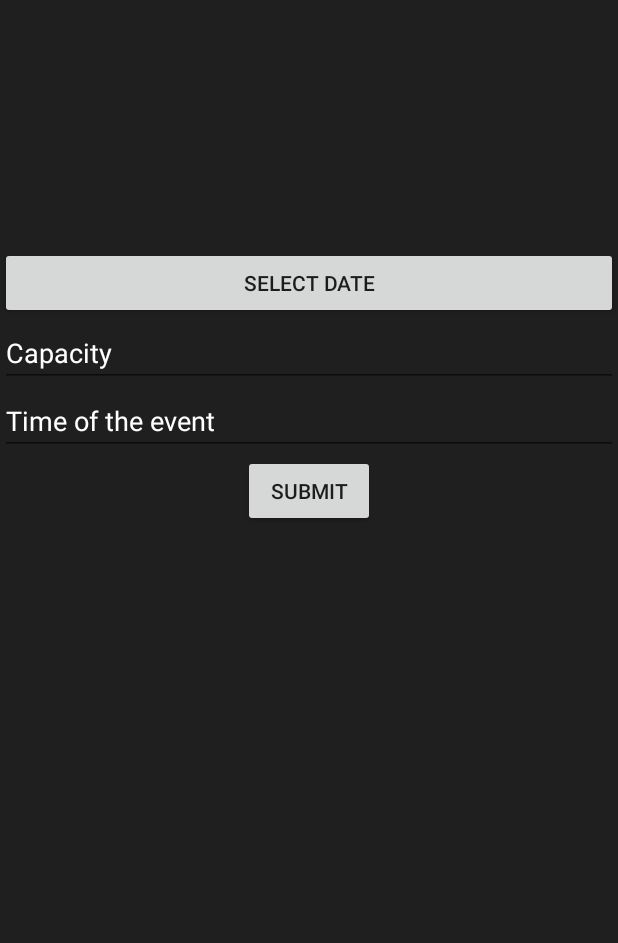
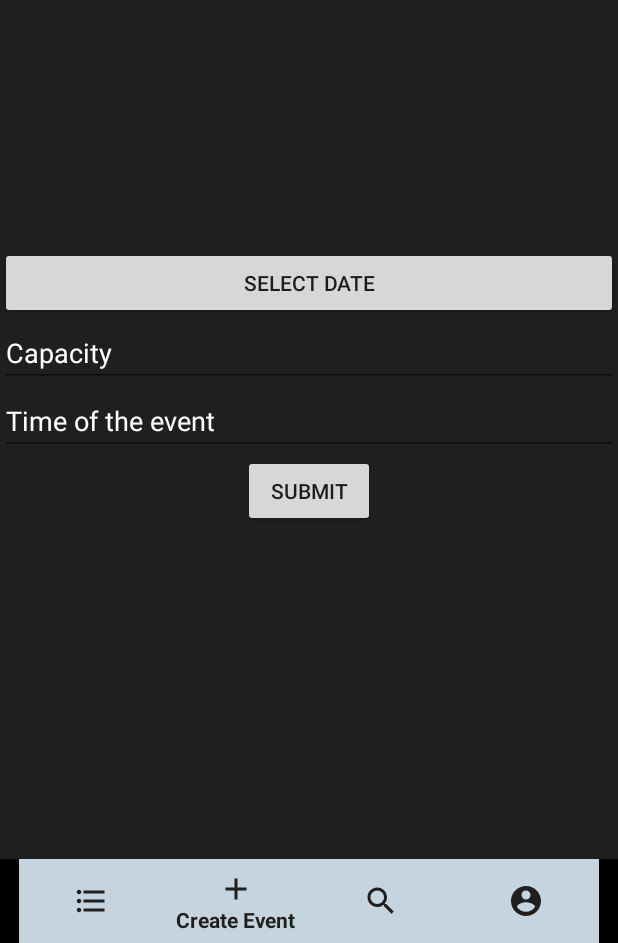
Before and after one commit to patricianar/ProjectPACSport, an Android app: the RegisterEvents screen opened directly, with no data from a screen before it, on a phone screen of 412 x 824 dp, the part 293-1236 px from its top. Run offline under Robolectric (Android 15) with nearby library versions, the phone set to English and light mode, and no system bars; libraries missing offline, so code that uses them is left out: okhttp3.internal.http; network calls fail.

Commit message:
Created Bottom MenuBar and done with Java Code

```diff
--- a/app/src/main/java/com/example/projectpacsport/RegisterEvents.java
+++ b/app/src/main/java/com/example/projectpacsport/RegisterEvents.java
@@ -12,6 +12,7 @@ import android.os.Bundle;
 import android.text.InputType;
 import android.util.Log;
 import android.view.KeyEvent;
+import android.view.MenuItem;
 import android.view.View;
 import android.view.inputmethod.EditorInfo;
 import android.widget.AdapterView;
@@ -50,6 +51,7 @@ import com.google.android.gms.location.FusedLocationProviderClient;
 import com.google.android.gms.maps.model.MarkerOptions;
 import com.google.android.gms.tasks.OnCompleteListener;
 import com.google.android.gms.tasks.Task;
+import com.google.android.material.bottomnavigation.BottomNavigationView;
 
 import static okhttp3.internal.http.HttpDate.parse;
 
@@ -85,6 +87,33 @@ public class RegisterEvents extends FragmentActivity implements OnMapReadyCallba
     protected void onCreate(Bundle savedInstanceState) {
         super.onCreate(savedInstanceState);
         setContentView(R.layout.activity_register_events);
+
+        //Initialize and Assign variable
+        BottomNavigationView bottomNavigationView=findViewById(R.id.bottom_navigation);
+
+        //Set Result Selector
+        bottomNavigationView.setSelectedItemId(R.id.create_event);
+
+        //Perform ItemSelectedListener
+        bottomNavigationView.setOnNavigationItemSelectedListener(new BottomNavigationView.OnNavigationItemSelectedListener() {
+            @Override
+            public boolean onNavigationItemSelected(@NonNull MenuItem item) {
+
+                switch (item.getItemId()){
+                    case R.id.results:
+                        startActivity(new Intent(getApplicationContext(), MainActivity.class));
+                        overridePendingTransition(0,0);
+                        return true;
+                    case R.id.create_event:
+                        startActivity(new Intent(getApplicationContext(), RegisterEvents.class));
+                        overridePendingTransition(0,0);
+                        return true;
+
+
+                }
+                return false;
+            }
+        });
 
         final EditText name = findViewById(R.id.editTextName);
         final EditText time = findViewById(R.id.editTextTime);
--- /dev/null
+++ b/app/src/main/res/drawable/ic_account_circle_black_24dp.xml
@@ -0,0 +1,9 @@
+<vector xmlns:android="http://schemas.android.com/apk/res/android"
+        android:width="24dp"
+        android:height="24dp"
+        android:viewportWidth="24.0"
+        android:viewportHeight="24.0">
+    <path
+        android:fillColor="#FF000000"
+        android:pathData="M12,2C6.48,2 2,6.48 2,12s4.48,10 10,10 10,-4.48 10,-10S17.52,2 12,2zM12,5c1.66,0 3,1.34 3,3s-1.34,3 -3,3 -3,-1.34 -3,-3 1.34,-3 3,-3zM12,19.2c-2.5,0 -4.71,-1.28 -6,-3.22 0.03,-1.99 4,-3.08 6,-3.08 1.99,0 5.97,1.09 6,3.08 -1.29,1.94 -3.5,3.22 -6,3.22z"/>
+</vector>
--- /dev/null
+++ b/app/src/main/res/drawable/ic_add_green_24dp.xml
@@ -0,0 +1,5 @@
+<vector android:height="24dp" android:tint="#3FF016"
+    android:viewportHeight="24.0" android:viewportWidth="24.0"
+    android:width="24dp" xmlns:android="http://schemas.android.com/apk/res/android">
+    <path android:fillColor="#FF000000" android:pathData="M19,13h-6v6h-2v-6H5v-2h6V5h2v6h6v2z"/>
+</vector>
--- /dev/null
+++ b/app/src/main/res/drawable/ic_format_list_bulleted_black_24dp.xml
@@ -0,0 +1,9 @@
+<vector xmlns:android="http://schemas.android.com/apk/res/android"
+        android:width="24dp"
+        android:height="24dp"
+        android:viewportWidth="24.0"
+        android:viewportHeight="24.0">
+    <path
+        android:fillColor="#FF000000"
+        android:pathData="M4,10.5c-0.83,0 -1.5,0.67 -1.5,1.5s0.67,1.5 1.5,1.5 1.5,-0.67 1.5,-1.5 -0.67,-1.5 -1.5,-1.5zM4,4.5c-0.83,0 -1.5,0.67 -1.5,1.5S3.17,7.5 4,7.5 5.5,6.83 5.5,6 4.83,4.5 4,4.5zM4,16.5c-0.83,0 -1.5,0.68 -1.5,1.5s0.68,1.5 1.5,1.5 1.5,-0.68 1.5,-1.5 -0.67,-1.5 -1.5,-1.5zM7,19h14v-2L7,17v2zM7,13h14v-2L7,11v2zM7,5v2h14L21,5L7,5z"/>
+</vector>
--- /dev/null
+++ b/app/src/main/res/drawable/ic_search_black_24dp.xml
@@ -0,0 +1,9 @@
+<vector xmlns:android="http://schemas.android.com/apk/res/android"
+        android:width="24dp"
+        android:height="24dp"
+        android:viewportWidth="24.0"
+        android:viewportHeight="24.0">
+    <path
+        android:fillColor="#FF000000"
+        android:pathData="M15.5,14h-0.79l-0.28,-0.27C15.41,12.59 16,11.11 16,9.5 16,5.91 13.09,3 9.5,3S3,5.91 3,9.5 5.91,16 9.5,16c1.61,0 3.09,-0.59 4.23,-1.57l0.27,0.28v0.79l5,4.99L20.49,19l-4.99,-5zM9.5,14C7.01,14 5,11.99 5,9.5S7.01,5 9.5,5 14,7.01 14,9.5 11.99,14 9.5,14z"/>
+</vector>
--- /dev/null
+++ b/app/src/main/res/drawable/selector.xml
@@ -0,0 +1,11 @@
+<?xml version="1.0" encoding="utf-8"?>
+<selector xmlns:android="http://schemas.android.com/apk/res/android">
+    <item
+        android:state_selected="true"
+        android:color="@color/primaryColor"
+        />
+
+    <item
+        android:state_selected="false"
+        android:color="@color/primaryColor"/>
+</selector>
--- a/app/src/main/res/layout/activity_register_events.xml
+++ b/app/src/main/res/layout/activity_register_events.xml
@@ -146,4 +146,19 @@
         app:layout_constraintTop_toBottomOf="@+id/editTextTime" />
 
 
+    <com.google.android.material.bottomnavigation.BottomNavigationView
+        android:id="@+id/bottom_navigation"
+
+        android:layout_width="match_parent"
+        android:layout_height="wrap_content"
+        app:itemBackground="@color/secondaryColor"
+        app:itemIconTint="@drawable/selector"
+
+        app:itemTextColor="@drawable/selector"
+        app:layout_constraintBottom_toBottomOf="parent"
+        app:layout_constraintEnd_toEndOf="parent"
+        app:layout_constraintStart_toStartOf="parent"
+        app:menu="@menu/menu_navigation" />
+
+
 </androidx.constraintlayout.widget.ConstraintLayout>
--- /dev/null
+++ b/app/src/main/res/menu/menu_navigation.xml
@@ -0,0 +1,25 @@
+<?xml version="1.0" encoding="utf-8"?>
+<menu xmlns:android="http://schemas.android.com/apk/res/android">
+
+    <item
+        android:id="@+id/results"
+        android:title="Results"
+        android:icon="@drawable/ic_format_list_bulleted_black_24dp"/>
+
+    <item
+        android:id="@+id/create_event"
+        android:title="Create Event"
+        android:icon="@drawable/ic_add_green_24dp"/>
+
+    <item
+        android:id="@+id/search_event"
+        android:title="Search Event"
+        android:icon="@drawable/ic_search_black_24dp"
+        />
+
+    <item
+        android:id="@+id/profile_menu"
+        android:title="Profile"
+        android:icon="@drawable/ic_account_circle_black_24dp"/>
+
+</menu>
```
Also changed, not shown: app/src/main/java/com/example/projectpacsport/LandingActivity.java (+31 -0 lines), app/src/main/java/com/example/projectpacsport/MainActivity.java (+29 -0 lines), app/src/main/res/layout/activity_landing.xml (+25 -3 lines), app/src/main/res/layout/activity_main.xml (+13 -0 lines).
